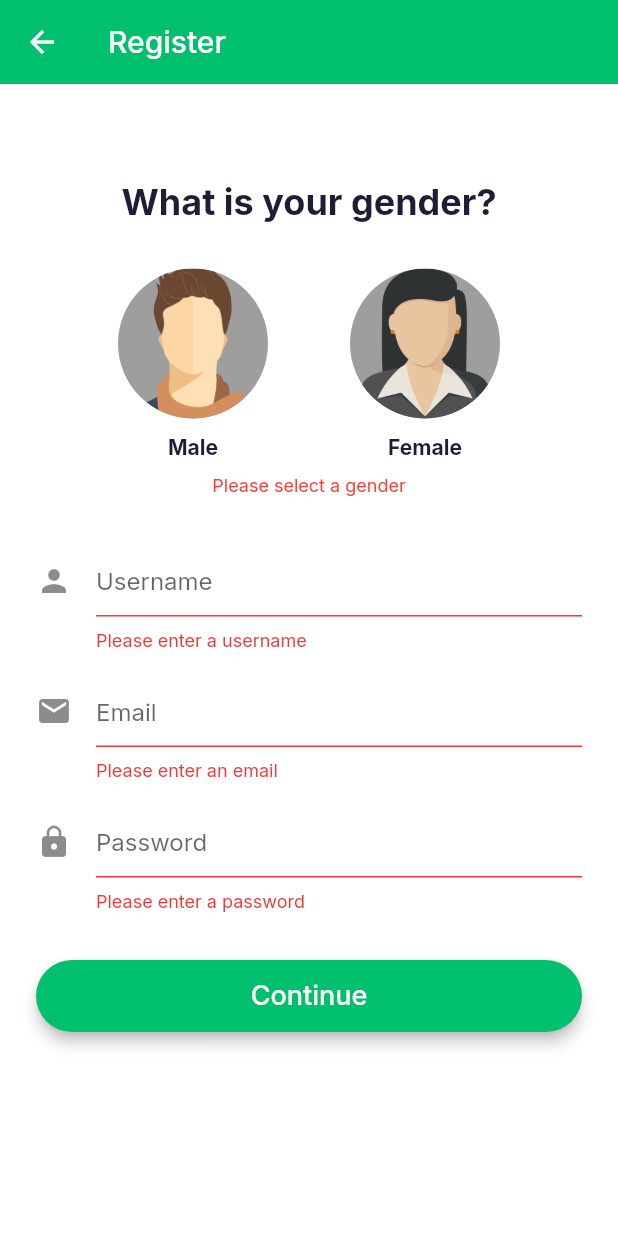
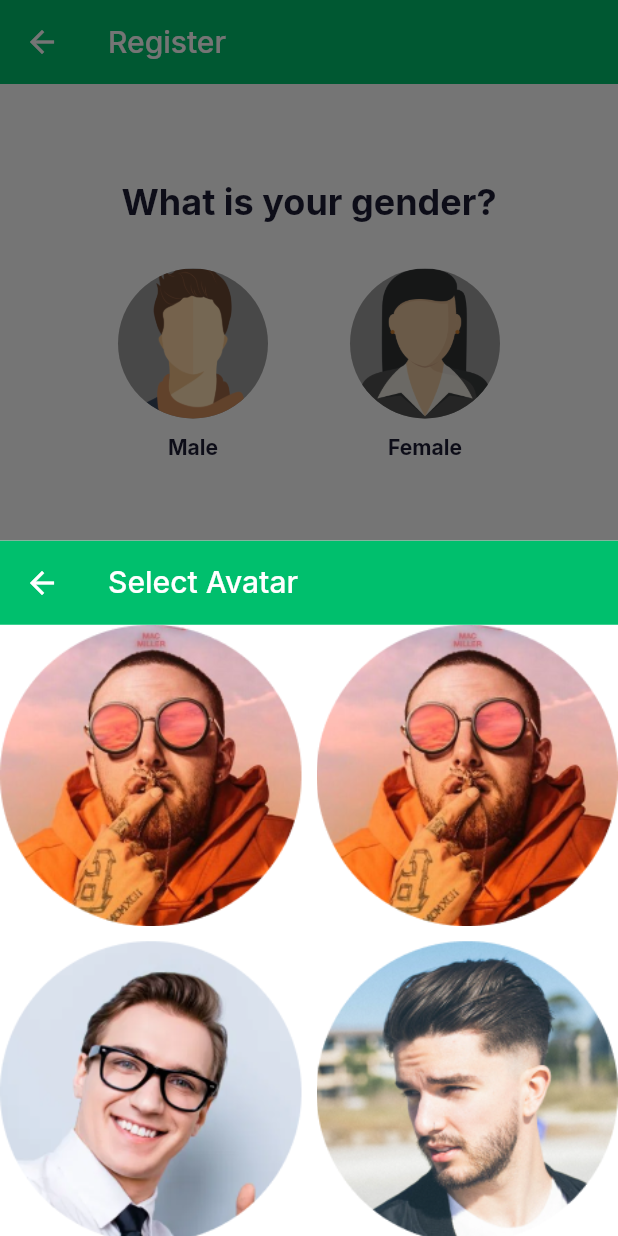
Before and after one commit to mittal-prashant/Friendify, a Flutter app: the SignUpPage screen opened directly, after a tap on "Continue", on a phone screen of 412 x 824 dp. Run offline on Flutter 3.47's test engine with Material 2 defaults, Android fonts, the phone set to English and light mode, and no system bars; our stand-ins replace get, google_fonts, shared_preferences; accounts and stored records are empty.

Commit message:
thk h bhai

```diff
--- a/lib/screens/login/signUp.dart
+++ b/lib/screens/login/signUp.dart
@@ -19,6 +19,49 @@ const snackBar = SnackBar(
       seconds: 3), // Set the duration for how long the Snackbar is displayed
 );
 
+class SelectPhotoScreen extends StatelessWidget {
+  final List<String> photos = [
+    'assets/images/user_2.png',
+    'assets/images/user_2.png',
+    'assets/images/user_3.png',
+    'assets/images/user_4.png',
+    'assets/images/user_5.png',
+  ];
+
+  @override
+  Widget build(BuildContext context) {
+    return Scaffold(
+      appBar: AppBar(
+        title: Text('Select Avatar'),
+      ),
+      body: GridView.builder(
+        gridDelegate: SliverGridDelegateWithFixedCrossAxisCount(
+          crossAxisCount: 2,
+          crossAxisSpacing: 10,
+          mainAxisSpacing: 10,
+        ),
+        itemCount: photos.length,
+        itemBuilder: (BuildContext context, int index) {
+          return GestureDetector(
+            onTap: () {
+              Navigator.pop(context, photos[index]);
+            },
+            child: Container(
+              decoration: BoxDecoration(
+                borderRadius: BorderRadius.circular(10),
+                image: DecorationImage(
+                  image: AssetImage(photos[index]),
+                  fit: BoxFit.cover,
+                ),
+              ),
+            ),
+          );
+        },
+      ),
+    );
+  }
+}
+
 class SignUpPage extends StatefulWidget {
   @override
   _SignUpPageState createState() => _SignUpPageState();
@@ -32,7 +75,7 @@ class _SignUpPageState extends State<SignUpPage> {
   String _gender;
   String _genderError;
 
-  Future<void> _submitForm() async {
+  Future<void> _submitForm(String avatarImage) async {
     if (_formKey.currentState.validate() && _gender != null) {
       _formKey.currentState.save();
 
@@ -41,8 +84,8 @@ class _SignUpPageState extends State<SignUpPage> {
       print('Password: $_password');
       print('Gender: $_gender');
 
-      bool hasRegistered =
-          await registerUser(_username, _email, _password, _gender, '');
+      bool hasRegistered = await registerUser(
+          _username, _email, _password, _gender, avatarImage);
 
       if (hasRegistered) {
         Navigator.push(
@@ -158,7 +201,18 @@ class _SignUpPageState extends State<SignUpPage> {
                         'Continue',
                         style: TextStyle(fontSize: 18),
                       ),
-                      onPressed: _submitForm,
+                      onPressed: () async {
+                        String selectedPhoto =
+                            await showModalBottomSheet<String>(
+                          context: context,
+                          builder: (BuildContext context) {
+                            return SelectPhotoScreen();
+                          },
+                        );
+                        if (selectedPhoto != null) {
+                          _submitForm(selectedPhoto);
+                        }
+                      },
                     ),
                   ),
                 ],
```
Also changed, not shown: lib/screens/chats/components/profile_body.dart (+7 -2 lines).
